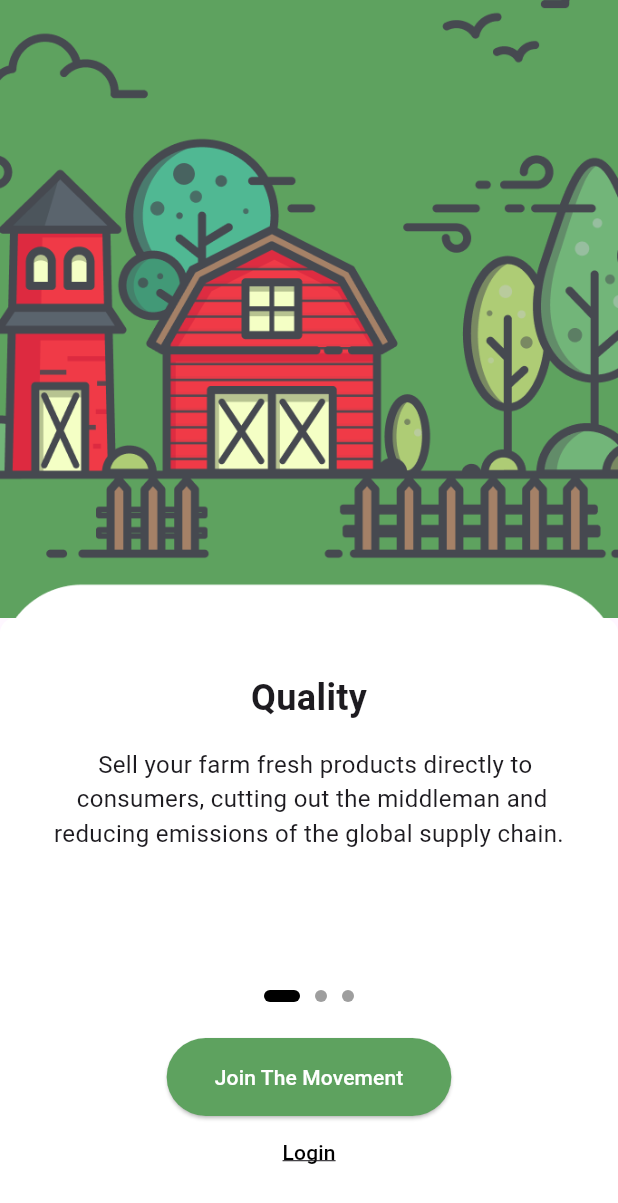
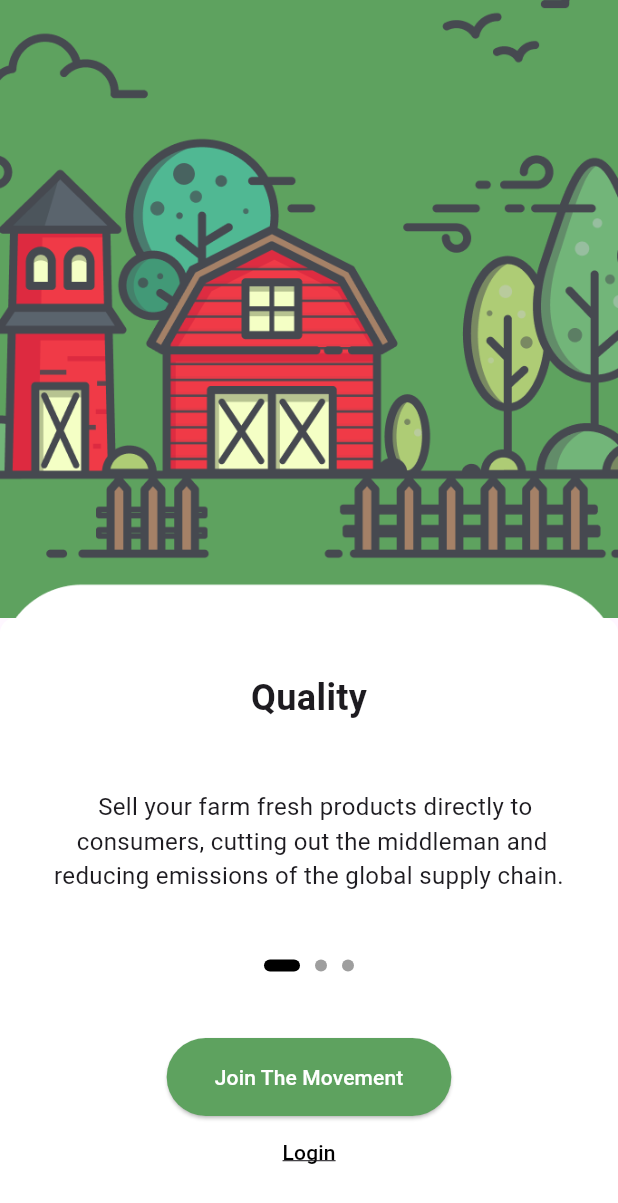
Before and after one commit to Dhivakar-2000/Farmer-Eats, a Flutter app: the screen it shows after launch, on a phone screen of 412 x 824 dp. Shown: the top 1203 px of the screen. Run offline on Flutter 3.47's test engine with Material 3 defaults, Android fonts, the light colour scheme and no system bars; drawn by our look-alikes of carousel_slider.

Commit message:
version 1.5

```diff
--- a/farmer_eats/lib/splash_screen.dart
+++ b/farmer_eats/lib/splash_screen.dart
@@ -91,7 +91,7 @@ class _SplashScreenState extends State<SplashScreen> {
                             fontWeight: FontWeight.bold,
                           ),
                         ),
-                        SizedBox(height: 16),
+                        Spacer(),
                         Text(
                           splashData[_currentIndex]['description1']!,
                           style: TextStyle(fontSize: 16),
@@ -125,7 +125,7 @@ class _SplashScreenState extends State<SplashScreen> {
                             );
                           }),
                         ),
-                        SizedBox(height: 24),
+                        Spacer(),
                         ElevatedButton(
                           onPressed: () {
                             // Navigate to another screen if needed
```
